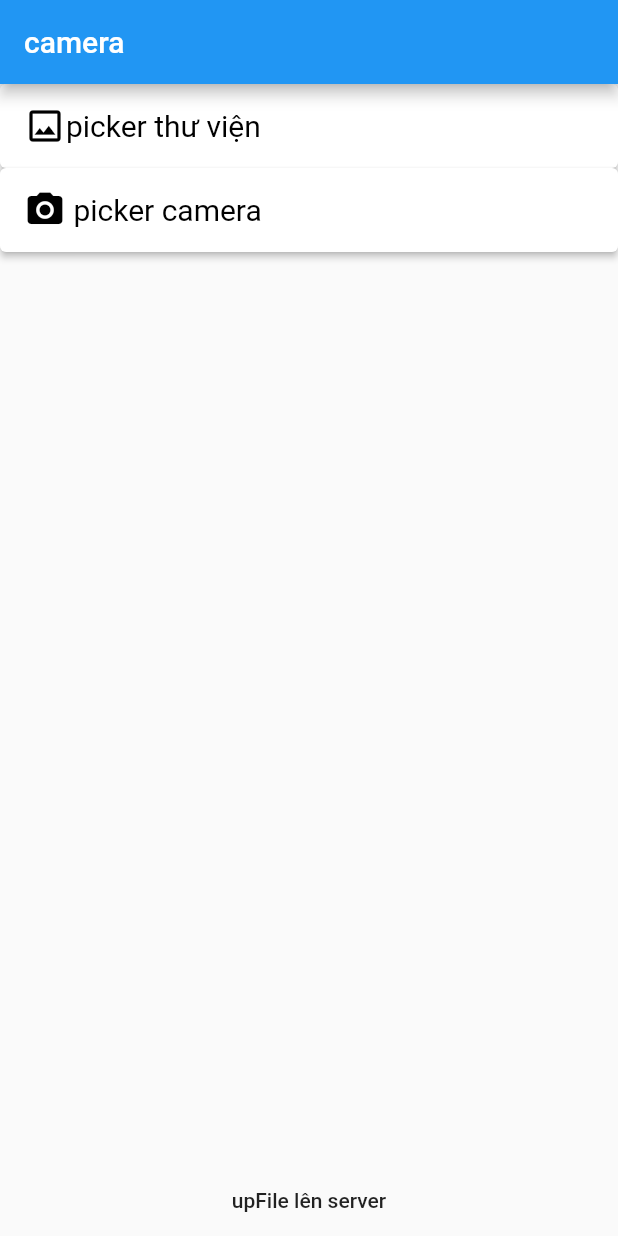
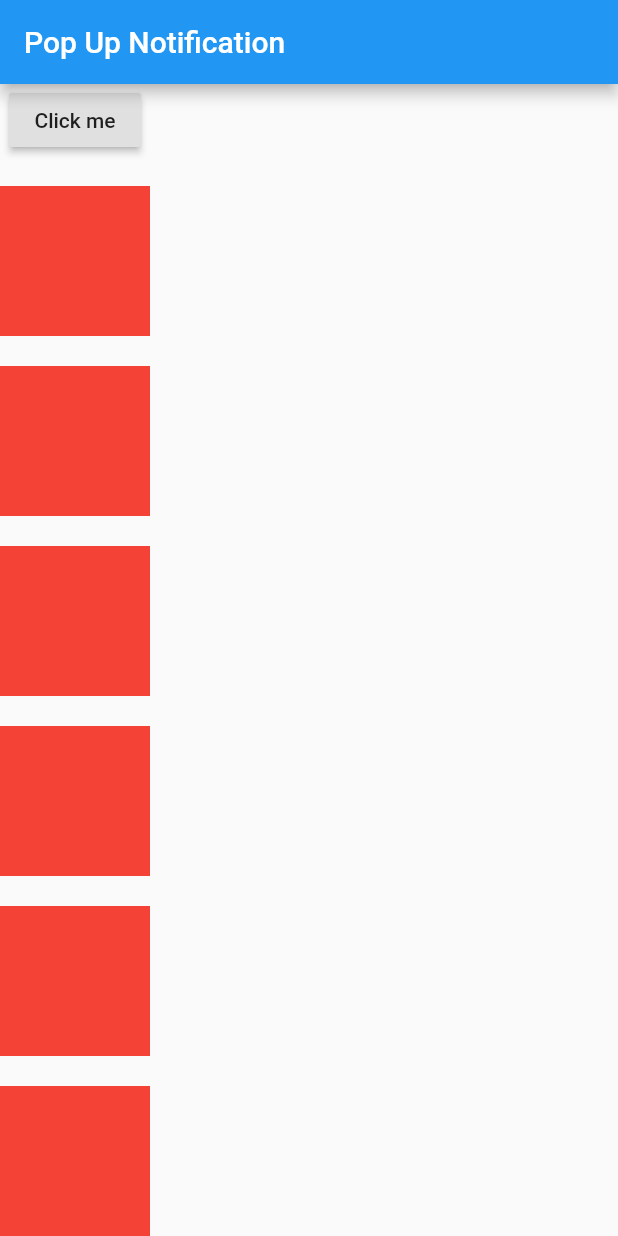
Before and after one commit to NgoHieuEZ/camera-and-gallery, a Flutter app: the screen it shows after launch, on a phone screen of 412 x 824 dp. Run offline on Flutter 3.47's test engine with Material 2 defaults, Android fonts, the phone set to English and light mode, and no system bars; our stand-ins replace image_picker; missing offline and left inert: multi_image_picker.

Commit message:
add popup_notification file

```diff
--- a/lib/main.dart
+++ b/lib/main.dart
@@ -1,5 +1,6 @@
 
 import 'package:flutter/material.dart';
+import 'package:test/popup_notification.dart';
 import 'upload_screen.dart';
 
 void main() {
@@ -15,7 +16,7 @@ class MyApp extends StatelessWidget {
       theme: ThemeData(
         primarySwatch: Colors.blue,
       ),
-      home: UpLoadScreen(),
+      home: PopUpNotification(),
     );
   }
 }
--- /dev/null
+++ b/lib/popup_notification.dart
@@ -0,0 +1,150 @@
+import 'package:flutter/cupertino.dart';
+import 'package:flutter/material.dart';
+
+
+class PopUpNotification extends StatelessWidget {
+  const PopUpNotification({Key? key}) : super(key: key);
+
+  @override
+  Widget build(BuildContext context) {
+    return Scaffold(
+      appBar: AppBar(
+        title: Text("Pop Up Notification"),
+      ),
+      body: SingleChildScrollView(
+        scrollDirection: Axis.vertical,
+        child: Column(
+          children: <Widget>[
+            RaisedButton(
+              child: Text("Click me"),
+                onPressed: (){
+                showDialog(context: context, builder: (context)=>CustomDialog(
+                  title: "Sucessfull",
+                  description: "Today i want change yourseflt",
+                ));
+
+                }),
+            SizedBox(height: 20,),
+            Container(
+              width: 100,
+              height: 100,
+              color: Colors.red,
+            ),
+            SizedBox(height: 20,),
+            Container(
+              width: 100,
+              height: 100,
+              color: Colors.red,
+            ),
+            SizedBox(height: 20,),
+            Container(
+              width: 100,
+              height: 100,
+              color: Colors.red,
+            ),
+            SizedBox(height: 20,),
+            Container(
+              width: 100,
+              height: 100,
+              color: Colors.red,
+            ),
+            SizedBox(height: 20,),
+            Container(
+              width: 100,
+              height: 100,
+              color: Colors.red,
+            ),
+            SizedBox(height: 20,),
+            Container(
+              width: 100,
+              height: 100,
+              color: Colors.red,
+            ),
+            SizedBox(height: 20,),
+            Container(
+              width: 100,
+              height: 100,
+              color: Colors.red,
+            )
+
+          ],
+        ),
+      ),
+    );
+  }
+}
+
+
+class CustomDialog extends StatelessWidget {
+  final String? title,description;
+  CustomDialog({this.title,this.description});
+  @override
+  Widget build(BuildContext context) {
+    return Dialog(
+      shape: RoundedRectangleBorder(borderRadius: BorderRadius.circular(16)),
+      elevation: 0,
+      backgroundColor: Colors.transparent,
+      child: dialogContent(context),
+    );
+  }
+
+  dialogContent(BuildContext context){
+    return Column(
+      mainAxisAlignment: MainAxisAlignment.center,
+      mainAxisSize: MainAxisSize.min,
+      children: <Widget>[
+            Stack(
+              children: [
+                /// dùng để box shadow.......
+                Positioned(
+                  top: 40,
+                  left: 60,
+                  child: Container(
+                    height: 70,
+                    width: 190,
+                    decoration: BoxDecoration(
+                       // color: Colors.red,
+                        borderRadius: BorderRadius.circular(30),
+                        boxShadow: [
+                          BoxShadow(
+                              color: Colors.grey.withOpacity(0.5),
+                              blurRadius: 7,
+                              offset: Offset(5,-10)
+                          )
+                        ]
+                    ),
+                  ),
+                ),
+                Container(
+                  margin: EdgeInsets.only(bottom: 300,left: 30),
+                  child:   InkWell(
+                      onTap: (){
+
+                      },
+                      child: Image(image: AssetImage('assets/anh2.png'),fit: BoxFit.cover,)
+                  ),
+                ),
+                Container(
+                  margin: EdgeInsets.only(top: 200),
+                  child: Align(
+                    alignment: Alignment.center,
+                    child: InkWell(
+                      borderRadius: BorderRadius.circular(50),
+                      onTap: (){
+                        Navigator.pop(context);
+                      },
+                      child: Ink(
+                          width: 50,
+                          height: 50,
+                          child: Icon(Icons.minimize_outlined,size: 50,color: Colors.grey,)),
+                    ),
+
+                  ),
+                ),
+              ],
+            ),
+
+      ],
+    );
+  }
+}
--- a/pubspec.yaml
+++ b/pubspec.yaml
@@ -26,6 +26,7 @@ dependencies:
   image_picker: ^0.8.3+1
   http: ^0.13.3
   multi_image_picker: ^4.7.15
+  flutter_icons: ^1.1.0
 
   # The following adds the Cupertino Icons font to your application.
   # Use with the CupertinoIcons class for iOS style icons.
@@ -47,8 +48,8 @@ flutter:
   uses-material-design: true
 
   # To add assets to your application, add an assets section, like this:
-  # assets:
-  #   - images/a_dot_burr.jpeg
+  assets:
+  - assets/
   #   - images/a_dot_ham.jpeg
 
   # An image asset can refer to one or more resolution-specific "variants", see
```
Also changed, not shown: lib/form_radio_button.dart (added, +36 -0 lines), assets/anh1.png (added), assets/anh2.png (added), assets/ketqua.png (added), assets/thiennhien.jpg (added), pubspec.lock.
